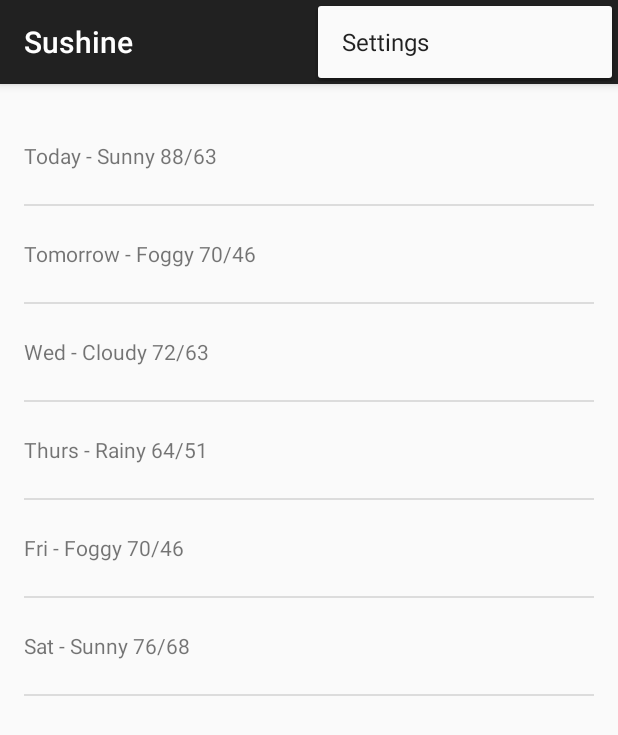
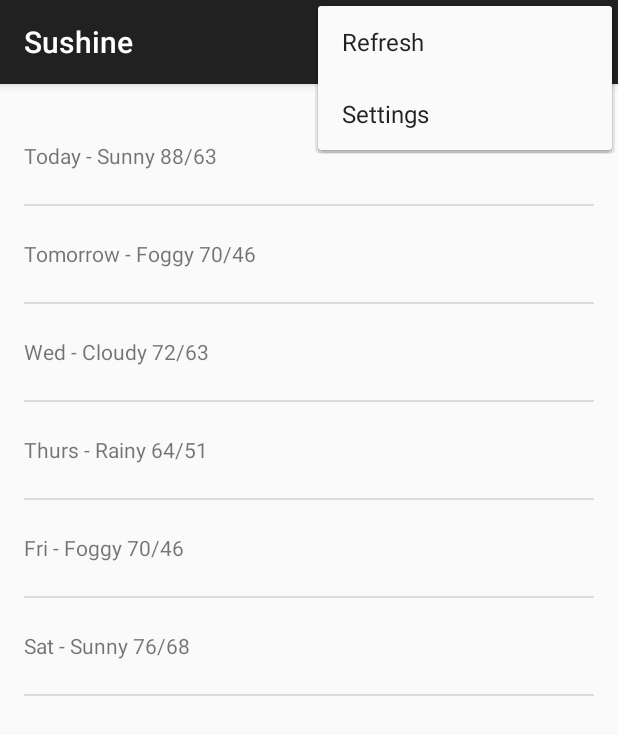
Before and after one commit to njamaleddine/sunshine, an Android app: the screen it shows after launch (MainActivity), with the options menu open, on a phone screen of 412 x 824 dp. Shown: the top 735 px of the screen. Run offline under Robolectric (Android 15) with nearby library versions, the phone set to English and light mode, and no system bars.

Commit message:
Added AsyncTask and refresh button
* Added AsyncTask to perform HTTP connection
* Added refresh button to menu (does nothing for now)

```diff
--- a/app/src/main/java/com/example/android/sunshine/app/MainActivity.java
+++ b/app/src/main/java/com/example/android/sunshine/app/MainActivity.java
@@ -1,19 +1,9 @@
 package com.example.android.sunshine.app;
 
+import android.os.Bundle;
 import android.support.v7.app.ActionBarActivity;
-import android.support.v4.app.Fragment;
-import android.os.Bundle;
-import android.view.LayoutInflater;
 import android.view.Menu;
 import android.view.MenuItem;
-import android.view.View;
-import android.view.ViewGroup;
-import android.widget.ArrayAdapter;
-import android.widget.ListView;
-
-import java.util.ArrayList;
-import java.util.List;
-import java.util.Arrays;
 
 
 public class MainActivity extends ActionBarActivity {
@@ -24,7 +14,7 @@ public class MainActivity extends ActionBarActivity {
         setContentView(R.layout.activity_main);
         if (savedInstanceState == null) {
             getSupportFragmentManager().beginTransaction()
-                    .add(R.id.container, new PlaceholderFragment())
+                    .add(R.id.container, new ForecastFragment())
                     .commit();
         }
     }
@@ -52,43 +42,4 @@ public class MainActivity extends ActionBarActivity {
         return super.onOptionsItemSelected(item);
     }
 
-    /**
-     * A placeholder fragment containing a simple view.
-     */
-    public static class PlaceholderFragment extends Fragment {
-
-        private ArrayAdapter<String> mForecastAdapter;
-
-        public PlaceholderFragment() {
-
-        }
-
-        @Override
-        public View onCreateView(LayoutInflater inflater, ViewGroup container,
-                                 Bundle savedInstanceState) {
-            View rootView = inflater.inflate(R.layout.fragment_main, container, false);
-
-            String[] forecastArray = {
-                    "Today - Sunny 88/63",
-                    "Tomorrow - Foggy 70/46",
-                    "Wed - Cloudy 72/63",
-                    "Thurs - Rainy 64/51",
-                    "Fri - Foggy 70/46",
-                    "Sat - Sunny 76/68"
-            };
-
-            List<String> weeklyForecast = new ArrayList<String>(
-                    Arrays.asList(forecastArray)
-            );
-
-            // Initialize the Array Adapter
-            mForecastAdapter = new ArrayAdapter<String>(getActivity(), R.layout.list_item_forecast, R.id.list_item_forecast_textview, weeklyForecast);
-
-            ListView listView = (ListView) rootView.findViewById(R.id.listview_forecast);
-
-            listView.setAdapter(mForecastAdapter);
-
-            return rootView;
-        }
-    }
 }
--- /dev/null
+++ b/app/src/main/res/menu/forecast_fragment.xml
@@ -0,0 +1,9 @@
+<?xml version="1.0" encoding="utf-8"?>
+
+<menu xmlns:android="http://schemas.android.com/apk/res/android"
+    xmlns:app="http://schemas.android.com/apk/res-auto"
+    xmlns:tools="http://schemas.android.com/tools" tools:context=".MainActivity">
+    <item android:id="@+id/action_refresh"
+        android:title="@string/action_refresh"
+        app:showAsAction="never" />
+</menu>
--- a/app/src/main/res/values/strings.xml
+++ b/app/src/main/res/values/strings.xml
@@ -2,4 +2,5 @@
     <string name="app_name">Sushine</string>
     <string name="hello_world">Hello world!</string>
     <string name="action_settings">Settings</string>
+    <string name="action_refresh">Refresh</string>
 </resources>
```
Also changed, not shown: app/src/main/java/com/example/android/sunshine/app/ForecastFragment.java (added, +164 -0 lines).
